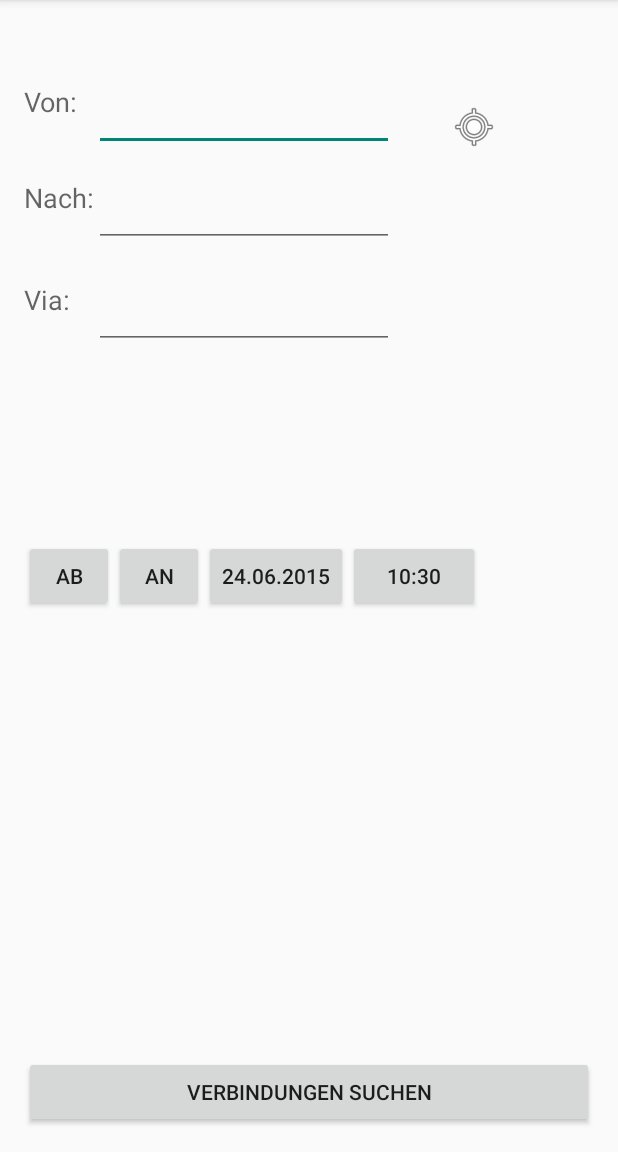
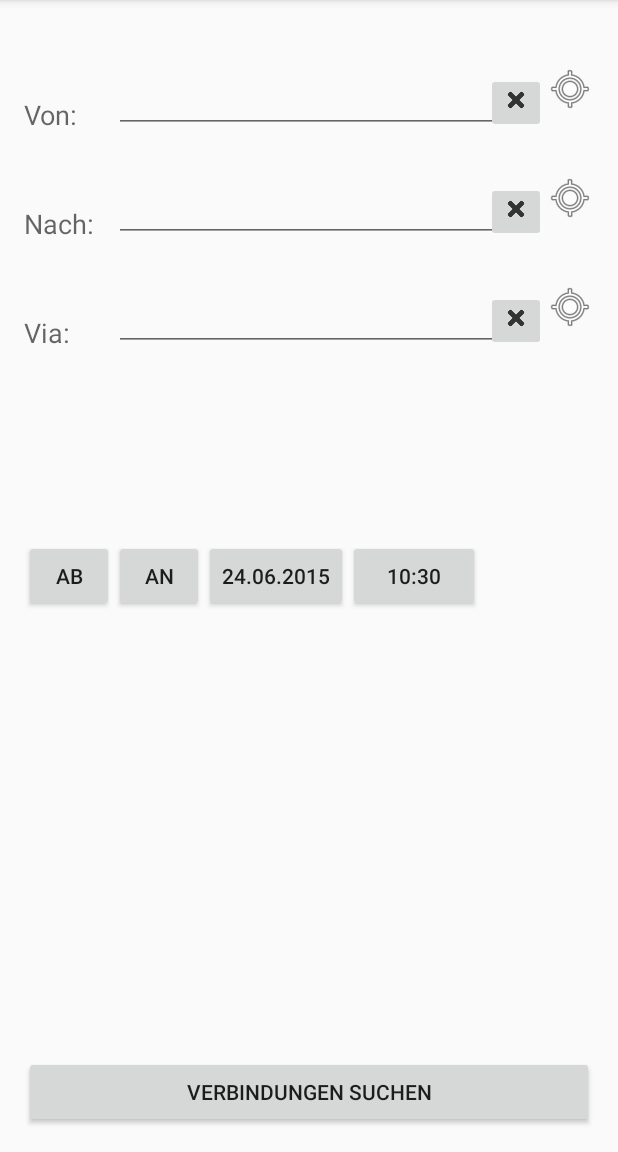
Before and after one commit to zorien-bbc/Train_Alert, an Android app: the screen it shows after launch (MainActivity), on a phone screen of 412 x 824 dp, the part 84-1236 px from its top. Run offline under Robolectric (Android 15) with nearby library versions, the phone set to English and light mode, and no system bars.

Commit message:
some changes

```diff
--- a/app/src/main/java/ch/berufsbildungscenter/train_alert/MainActivity.java
+++ b/app/src/main/java/ch/berufsbildungscenter/train_alert/MainActivity.java
@@ -6,6 +6,8 @@ import android.content.Context;
 import android.content.Intent;
 import android.os.Bundle;
 import android.support.v7.app.ActionBarActivity;
+import android.util.Log;
+import android.util.SparseArray;
 import android.view.Menu;
 import android.view.MenuItem;
 import android.view.View;
@@ -21,7 +23,7 @@ public class MainActivity extends ActionBarActivity {
     final Calendar c = Calendar.getInstance();
     Button buttonDate;
     Button buttonTime;
-    EditText textVon, textNach;
+    static EditText textVon, textNach, textVia;
     MainActivity main = this;
     Date date;
     Date startDate = new Date(c.get(Calendar.YEAR), c.get(Calendar.MONTH), c.get(Calendar.DAY_OF_MONTH));
@@ -29,6 +31,7 @@ public class MainActivity extends ActionBarActivity {
     private SimpleDateFormat time = new SimpleDateFormat("HH:mm");
     private SimpleDateFormat dateFormat = new SimpleDateFormat("dd.MM." + c.get(Calendar.YEAR));
     boolean isDateChanged = false;
+    private String textVonInhalt, textNachInhalt, textViaInhalt;
 
 
     @Override
@@ -39,8 +42,15 @@ public class MainActivity extends ActionBarActivity {
                 .id.button);
         textVon = (EditText) findViewById(R.id.editVon);
         textNach = (EditText) findViewById(R.id.editNach);
-        textVon.setOnClickListener(new SuchListener(this,textVon));
-        textNach.setOnClickListener(new SuchListener(this,textNach));
+        textVia = (EditText) findViewById(R.id.editVia);
+
+        textVon.setFocusable(false);
+        textNach.setFocusable(false);
+        textVia.setFocusable(false);
+
+        textVon.setOnClickListener(new SuchListener(this, textVon));
+        textNach.setOnClickListener(new SuchListener(this, textNach));
+        textVia.setOnClickListener(new SuchListener(this, textVia));
 
         button.setOnClickListener(new View.OnClickListener() {
             @Override
@@ -48,20 +58,21 @@ public class MainActivity extends ActionBarActivity {
 
                 String von = textVon.getText().toString();
                 String nach = textNach.getText().toString();
+                String via = textVia.getText().toString();
                 String time = buttonTime.getText().toString();
 
                 SimpleDateFormat intentDate = new SimpleDateFormat(c.get(Calendar.YEAR) + "-MM-dd");
-
 
                 String startDatum = intentDate.format(startDate);
                 Intent intent = new Intent(main.getApplicationContext(), VerbindungenActivity.class);
                 intent.putExtra("von", von);
                 intent.putExtra("nach", nach);
+                intent.putExtra("via", via);
                 intent.putExtra("time", time);
                 if (isDateChanged) {
                     String datum = intentDate.format(date);
                     intent.putExtra("date", datum);
-                }else{
+                } else {
                     intent.putExtra("date", startDatum);
                 }
                 startActivity(intent);
@@ -75,14 +86,11 @@ public class MainActivity extends ActionBarActivity {
         buttonDate.setText(dateFormat.format(datum));
         buttonTime.setOnClickListener(new VerbindungenListener(this, buttonTime));
         buttonDate.setOnClickListener(new VerbindungenListener(this, buttonDate));
-
-
     }
 
     public void displayLoadingDataFailedError() {
         Toast.makeText(this, "Error", Toast.LENGTH_SHORT).show();
     }
-
 
     public void setAlert() {
         Intent intent = new Intent(this, MyNotification.class);
--- a/app/src/main/java/ch/berufsbildungscenter/train_alert/SuchListener.java
+++ b/app/src/main/java/ch/berufsbildungscenter/train_alert/SuchListener.java
@@ -11,22 +11,17 @@ import android.widget.EditText;
  */
 public class SuchListener implements Button.OnClickListener{
     private Activity activity;
-    private EditText editText;
+    private EditText selectedEdit;
 
-    public SuchListener(Activity activity,EditText editText) {
-        this.editText = editText;
+    public SuchListener(Activity activity, EditText selectedEdit) {
         this.activity = activity;
+        this.selectedEdit = selectedEdit;
     }
-
 
     @Override
     public void onClick(View view) {
-        if(this.editText.getId()== R.id.editVon){
-            Intent intent = new Intent(this.activity.getApplicationContext(),SuchHilfe.class);
-            this.activity.startActivity(intent);
-        }else if(this.editText.getId()== R.id.editNach){
-            Intent intent = new Intent(this.activity.getApplicationContext(),SuchHilfe.class);
-            this.activity.startActivity(intent);
-        }
+        Intent intent = new Intent(this.activity.getApplicationContext(), SuchHilfe.class);
+        intent.putExtra("selectedEdit", selectedEdit.getId());
+        this.activity.startActivity(intent);
     }
 }
--- a/app/src/main/java/ch/berufsbildungscenter/train_alert/VerbindungenActivity.java
+++ b/app/src/main/java/ch/berufsbildungscenter/train_alert/VerbindungenActivity.java
@@ -11,6 +11,7 @@ import android.view.Menu;
 import android.view.MenuItem;
 import android.view.View;
 import android.widget.AdapterView;
+import android.widget.EditText;
 import android.widget.ListView;
 import android.widget.TextView;
 import android.widget.Toast;
@@ -23,8 +24,10 @@ import java.util.List;
 public class VerbindungenActivity extends ActionBarActivity {
     private String von;
     private String nach;
+    private String via;
     private String time;
     private String date;
+    private EditText textFeld;
     public static ProgressDialog progressDialog;
     Timestamp timestamp;
 
@@ -36,11 +39,12 @@ public class VerbindungenActivity extends ActionBarActivity {
         Intent intent = getIntent();
         von = intent.getStringExtra("von");
         nach = intent.getStringExtra("nach");
+        via = intent.getStringExtra("via");
         time = intent.getStringExtra("time");
         date = intent.getStringExtra("date");
         progressDialog = ProgressDialog.show(this, "Lade Verbindung", "Bitte warten...");
         JSONAsyncTask jsonAsyncTask = new JSONAsyncTask(this, progressDialog);
-        jsonAsyncTask.execute(von, nach,time,date);
+        jsonAsyncTask.execute(von,nach,via,time,date);
     }
 
     public void setData(List<Verbindung> result) {
--- a/app/src/main/java/ch/berufsbildungscenter/train_alert/VerbindungenListener.java
+++ b/app/src/main/java/ch/berufsbildungscenter/train_alert/VerbindungenListener.java
@@ -25,8 +25,6 @@ public class VerbindungenListener implements View.OnClickListener {
         this.activity = activity;
     }
 
-
-
     @Override
     public void onClick(View v) {
         if(this.button.getId() == R.id.buttonTime){
@@ -44,7 +42,6 @@ public class VerbindungenListener implements View.OnClickListener {
         Location location = map.getMyLocation();
         LatLng myPosition = new LatLng(location.getLatitude(),location.getLongitude());
 
-
         return myPosition;
     }
     private static final long REPEAT_TIME = 1000 * 30;
--- a/app/src/main/res/layout/activity_main.xml
+++ b/app/src/main/res/layout/activity_main.xml
@@ -14,17 +14,18 @@
         android:textAppearance="?android:attr/textAppearanceMedium"
         android:text="Von:"
         android:id="@+id/von"
+        android:layout_marginTop="48dp"
         android:layout_alignParentTop="true"
-        android:layout_alignParentStart="true"
-        android:layout_marginTop="39dp" />
+        android:layout_alignParentStart="true" />
 
     <EditText
         android:layout_width="200dp"
         android:layout_height="wrap_content"
         android:id="@+id/editVon"
-        android:layout_alignTop="@+id/von"
-        android:layout_toEndOf="@+id/nach"
-        android:maxLines="1"/>
+        android:maxLines="1"
+        android:layout_above="@+id/nach"
+        android:layout_alignStart="@+id/editNach"
+        android:layout_toStartOf="@+id/myPosition" />
 
     <TextView
         android:layout_width="wrap_content"
@@ -32,7 +33,7 @@
         android:textAppearance="?android:attr/textAppearanceMedium"
         android:text="Nach:"
         android:id="@+id/nach"
-        android:layout_marginTop="39dp"
+        android:layout_marginTop="48dp"
         android:layout_below="@+id/von"
         android:layout_alignParentStart="true" />
 
@@ -40,9 +41,10 @@
         android:layout_width="200dp"
         android:layout_height="wrap_content"
         android:id="@+id/editNach"
-        android:layout_alignTop="@+id/nach"
-        android:layout_toEndOf="@+id/nach"
-        android:maxLines="1"/>
+        android:maxLines="1"
+        android:layout_above="@+id/via"
+        android:layout_alignStart="@+id/buttonAn"
+        android:layout_toStartOf="@+id/imageButton" />
 
     <TextView
         android:layout_width="wrap_content"
@@ -50,7 +52,7 @@
         android:textAppearance="?android:attr/textAppearanceMedium"
         android:text="Via:"
         android:id="@+id/via"
-        android:layout_marginTop="43dp"
+        android:layout_marginTop="48dp"
         android:layout_below="@+id/nach"
         android:layout_alignParentStart="true" />
 
@@ -58,10 +60,10 @@
         android:layout_width="200dp"
         android:layout_height="wrap_content"
         android:id="@+id/editVia"
-        android:layout_alignTop="@+id/via"
+        android:maxLines="1"
+        android:layout_alignBottom="@+id/via"
         android:layout_alignStart="@+id/editNach"
-        android:maxLines="1"
-        />
+        android:layout_alignEnd="@+id/editNach" />
 
     <Button
         android:layout_width="wrap_content"
@@ -78,9 +80,8 @@
         android:id="@+id/myPosition"
         android:src="@android:drawable/ic_menu_mylocation"
         android:background="@null"
-        android:layout_alignBottom="@+id/editVon"
-        android:layout_toEndOf="@+id/editVon"
-        android:layout_marginStart="37dp" />
+        android:layout_alignTop="@+id/editVon"
+        android:layout_alignEnd="@+id/button" />
 
     <Button
         android:layout_width="60dp"
@@ -113,5 +114,68 @@
         android:layout_centerVertical="true"
         android:layout_toEndOf="@+id/buttonDate" />
 
+    <ImageButton
+        android:layout_width="wrap_content"
+        android:layout_height="wrap_content"
+        android:id="@+id/imageButton"
+        android:src="@android:drawable/ic_menu_mylocation"
+        android:background="@null"
+        android:layout_alignTop="@+id/editNach"
+        android:layout_alignStart="@+id/myPosition" />
+
+    <ImageButton
+        android:layout_width="wrap_content"
+        android:layout_height="wrap_content"
+        android:id="@+id/imageButton6"
+        android:src="@android:drawable/ic_menu_mylocation"
+        android:background="@null"
+        android:layout_alignTop="@+id/editVia"
+        android:layout_alignStart="@+id/imageButton" />
+
+    <ImageButton
+        android:layout_width="40dp"
+        android:layout_height="40dp"
+        android:id="@+id/imageButton7"
+        android:src="@drawable/delicon"
+        android:cropToPadding="false"
+        android:clickable="false"
+        android:baselineAlignBottom="false"
+        android:focusable="false"
+        android:focusableInTouchMode="false"
+        android:longClickable="false"
+        android:scaleType="fitStart"
+        android:layout_above="@+id/via"
+        android:layout_alignEnd="@+id/editNach" />
+
+    <ImageButton
+        android:layout_width="40dp"
+        android:layout_height="40dp"
+        android:id="@+id/imageButton8"
+        android:src="@drawable/delicon"
+        android:cropToPadding="false"
+        android:clickable="false"
+        android:baselineAlignBottom="false"
+        android:focusable="false"
+        android:focusableInTouchMode="false"
+        android:longClickable="false"
+        android:scaleType="fitStart"
+        android:layout_alignBottom="@+id/editVia"
+        android:layout_toStartOf="@+id/imageButton6" />
+
+    <ImageButton
+        android:layout_width="40dp"
+        android:layout_height="40dp"
+        android:id="@+id/imageButton9"
+        android:src="@drawable/delicon"
+        android:cropToPadding="false"
+        android:clickable="false"
+        android:baselineAlignBottom="false"
+        android:focusable="false"
+        android:focusableInTouchMode="false"
+        android:longClickable="false"
+        android:scaleType="fitStart"
+        android:layout_alignBottom="@+id/editVon"
+        android:layout_alignEnd="@+id/editVon" />
+
 
 </RelativeLayout>
--- a/app/src/main/res/values/strings.xml
+++ b/app/src/main/res/values/strings.xml
@@ -5,4 +5,6 @@
     <string name="title_activity_search">SearchActivity</string>
 
     <string name="hello_world">Hello world!</string>
+    <string name="noConnections">Zu diesem Ort bestehen keine Verbindungen!</string>
+    <string name="noConnectionsTitle">Keine Reiseverbindungen!</string>
 </resources>
```
Also changed, not shown: app/src/main/java/ch/berufsbildungscenter/train_alert/JSONAsyncTask.java (+13 -7 lines), app/src/main/java/ch/berufsbildungscenter/train_alert/SuchHilfe.java (+17 -18 lines), app/src/main/res/drawable/delicon.png (added), app/src/main/res/drawable/logo.png (added).
